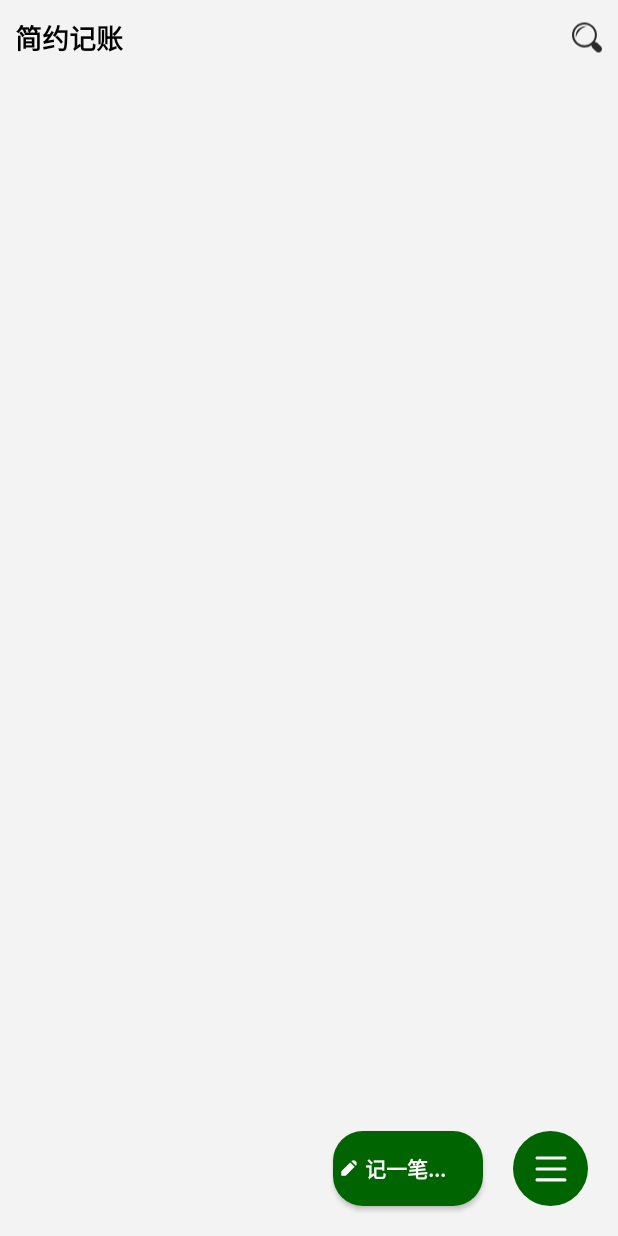
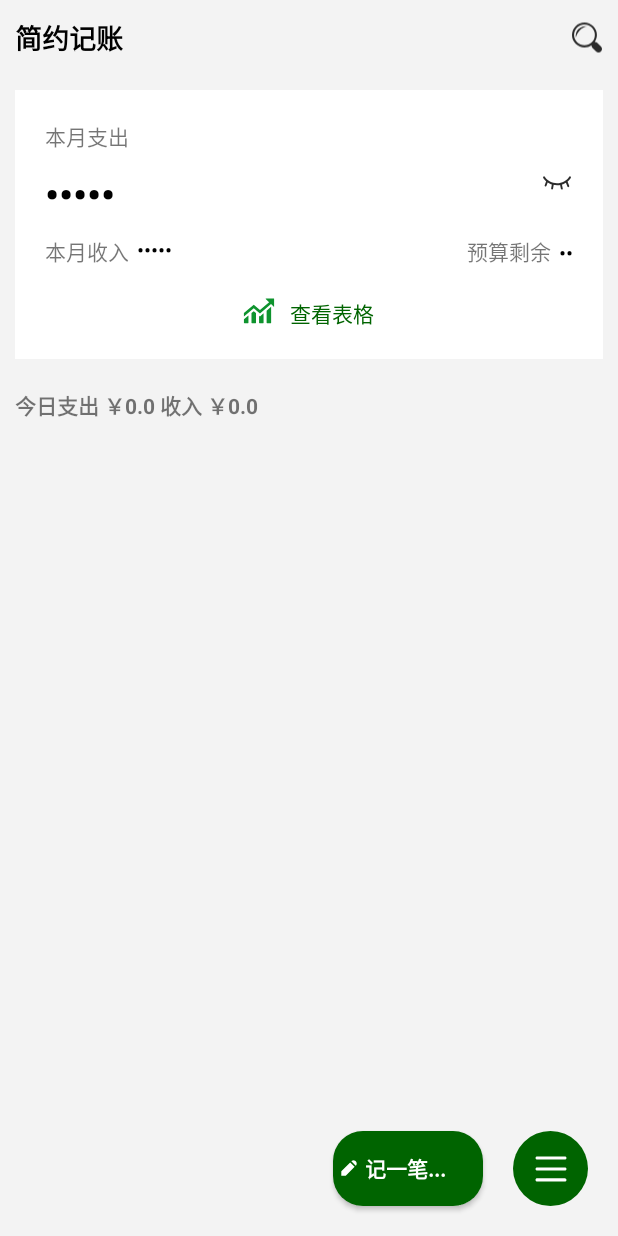
Before and after one commit to Timorcc/tally_-, an Android app: the screen it shows after launch (MainActivity), after a tap on an icon or button, on a phone screen of 412 x 824 dp. Run offline under Robolectric (Android 15) with nearby library versions, the phone set to English and light mode, and no system bars; 2 other taps on this screen came first.

Commit message:
p14 Finished

```diff
--- a/app/src/main/java/com/example/tally/MainActivity.java
+++ b/app/src/main/java/com/example/tally/MainActivity.java
@@ -4,8 +4,14 @@ import androidx.appcompat.app.AppCompatActivity;
 
 import android.content.Intent;
 import android.os.Bundle;
+import android.text.method.HideReturnsTransformationMethod;
+import android.text.method.PasswordTransformationMethod;
 import android.view.View;
+import android.widget.Button;
+import android.widget.ImageButton;
+import android.widget.ImageView;
 import android.widget.ListView;
+import android.widget.TextView;
 
 import com.example.tally.adapter.AccountAdapter;
 import com.example.tally.db.AccountBean;
@@ -16,19 +22,30 @@ import java.util.Calendar;
 import java.util.List;
 
 
-public class MainActivity extends AppCompatActivity {
+public class MainActivity extends AppCompatActivity implements View.OnClickListener {
 
     ListView todayLv;//展示进入收支情况的listview
     List<AccountBean> mDates;
+    ImageView searchIv;
+    Button editBtn;
+    ImageButton moreBtn;
     private AccountAdapter adapter;
     int year, month, day;
+    //头布局相关空间
+    View headerView;
+    TextView topOutTv, topInTv, topbudgetTv, topConTv;
+    ImageView topShowIv;
+
 
     @Override
     protected void onCreate(Bundle savedInstanceState) {
         super.onCreate(savedInstanceState);
         setContentView(R.layout.activity_main);
         initTime();
-        todayLv = findViewById(R.id.main_lv);
+        initView();
+        //添加ListView头布局
+        AddLVHeaderView();
+
         mDates = new ArrayList<>();
         //设置适配器，加载每一行数据到列表中
         adapter = new AccountAdapter(this, mDates);
@@ -36,6 +53,38 @@ public class MainActivity extends AppCompatActivity {
 
     }
 
+    //初始化自带的view的方法
+    private void initView() {
+        todayLv = findViewById(R.id.main_lv);
+        editBtn = findViewById(R.id.main_btn_edit);
+        moreBtn = findViewById(R.id.main_btn_more);
+        searchIv = findViewById(R.id.main_iv_search);
+
+        editBtn.setOnClickListener(this);
+        moreBtn.setOnClickListener(this);
+        searchIv.setOnClickListener(this);
+    }
+
+
+    //给listview添加头布局
+    private void AddLVHeaderView() {
+        //将布局转化为view对象
+        headerView = getLayoutInflater().inflate(R.layout.item_mainlv_top, null);
+        todayLv.addHeaderView(headerView);
+        //查找头布局可用控件
+        topOutTv = headerView.findViewById(R.id.item_mainlv_top_tv_out);
+        topInTv = headerView.findViewById(R.id.item_mainlv_top_tv_in);
+        topbudgetTv = headerView.findViewById(R.id.item_mainlv_top_tv_budget);
+        topConTv = headerView.findViewById(R.id.item_mainlv_top_tv_day);
+        topShowIv = headerView.findViewById(R.id.item_mainlv_iv_hide);
+
+        topbudgetTv.setOnClickListener(this);
+        headerView.setOnClickListener(this);
+        topShowIv.setOnClickListener(this);
+
+    }
+
+    //获取今日的具体时间
     private void initTime() {
         Calendar calendar = Calendar.getInstance();
         year = calendar.get(Calendar.YEAR);
@@ -44,12 +93,28 @@ public class MainActivity extends AppCompatActivity {
 
     }
 
-    //
-//   当Activity获取焦点时
+    //当Activity获取焦点时
     @Override
     protected void onResume() {
         super.onResume();
         loadDBDate();
+        setTopTvShow();
+    }
+
+    //设置头布局当中文本内容的显示
+    private void setTopTvShow() {
+        //获取今日支出和收入总金额，显示在view当中
+        float incomeOneDay = DBManager.getSumMoneyOneDay(year, month, day, 1);
+        float outcomeOneDay = DBManager.getSumMoneyOneDay(year, month, day, 0);
+        String infoOneDay = "今日支出 ￥" + outcomeOneDay + " 收入 ￥" + incomeOneDay;
+        topConTv.setText(infoOneDay);
+        //获取本月收入和支出总金额
+        float incomeOneMonth = DBManager.getSumMoneyOneMonth(year, month, 1);
+        float outcomeOneMonth = DBManager.getSumMoneyOneMonth(year, month, 0);
+        topOutTv.setText("￥ " + outcomeOneMonth);
+        topInTv.setText("￥ " + incomeOneMonth);
+        //设置显示剩余预算
+
     }
 
     private void loadDBDate() {
@@ -60,18 +125,52 @@ public class MainActivity extends AppCompatActivity {
 
     }
 
-    public void onClick(View view) {
-        switch (view.getId()) {
+
+    @Override
+    public void onClick(View v) {
+        switch (v.getId()) {
             case R.id.main_iv_search:
                 break;
             case R.id.main_btn_edit:
                 Intent it1 = new Intent(this, RecordActivity.class);
                 startActivity(it1);
-
                 break;
             case R.id.main_btn_more:
+                break;
+            case R.id.item_mainlv_top_tv_budget:
+                break;
 
+            case R.id.item_mainlv_iv_hide:
+                //切换testview铭文和密文
+                toggleShow();
                 break;
+        }
+        if (v == headerView) {
+            //头布局被点击了
+        }
+    }
+
+    //点击头部眼睛时，明文加密，密文显示
+    boolean isShow = true;
+
+    private void toggleShow() {
+        //明文=》密文
+        if (isShow) {
+            PasswordTransformationMethod passwordMethod = PasswordTransformationMethod.getInstance();
+            topInTv.setTransformationMethod(passwordMethod);
+            topOutTv.setTransformationMethod(passwordMethod);
+            topbudgetTv.setTransformationMethod(passwordMethod);
+            topShowIv.setImageResource(R.mipmap.ih_hide);
+            isShow = false;//设置标志位为隐藏状态
+        }
+        //密文=》明文
+        else {
+            HideReturnsTransformationMethod hideMethod = HideReturnsTransformationMethod.getInstance();
+            topInTv.setTransformationMethod(hideMethod);
+            topOutTv.setTransformationMethod(hideMethod);
+            topbudgetTv.setTransformationMethod(hideMethod);
+            topShowIv.setImageResource(R.mipmap.ih_show);
+            isShow = true;//设置标志位为隐藏状态
         }
     }
 }
--- a/app/src/main/java/com/example/tally/db/DBManager.java
+++ b/app/src/main/java/com/example/tally/db/DBManager.java
@@ -84,7 +84,7 @@ public class DBManager {
             int id = cursor.getInt(cursor.getColumnIndex("id"));
             String typename = cursor.getString(cursor.getColumnIndex("typename"));
             String beizhu = cursor.getString(cursor.getColumnIndex("beizhu"));
-            String  time = cursor.getString(cursor.getColumnIndex("time"));
+            String time = cursor.getString(cursor.getColumnIndex("time"));
             int sImageId = cursor.getInt(cursor.getColumnIndex("sImageId"));
             int kind = cursor.getInt(cursor.getColumnIndex("kind"));
             float money = cursor.getInt(cursor.getColumnIndex("money"));
@@ -97,5 +97,46 @@ public class DBManager {
         return list;
     }
 
+    //获取某一天的支出或者收入的总金额 kind  支出0 收入1
+    public static float getSumMoneyOneDay(int year, int month, int day, int kind) {
+        float total = 0.0f;
+        String sql = "select sum(money) from accounttb where year = ? and month = ? and day = ? and kind =?";
+        Cursor cursor = db.rawQuery(sql, new String[]{year + "", month + "", day + "", kind + ""});
+        //遍历
+        if (cursor.moveToFirst()) {
+            float money = cursor.getFloat(cursor.getColumnIndex("sum(money)"));
+            total = money;
+        }
+        return total;
+    }
+
+
+    //获取某一月的支出或者收入的总金额 kind  支出0 收入1
+    public static float getSumMoneyOneMonth(int year, int month, int kind) {
+        float total = 0.0f;
+        String sql = "select sum(money) from accounttb where year = ? and month = ?  and kind =?";
+        Cursor cursor = db.rawQuery(sql, new String[]{year + "", month + "", kind + ""});
+        //遍历
+        if (cursor.moveToFirst()) {
+            float money = cursor.getFloat(cursor.getColumnIndex("sum(money)"));
+            total = money;
+        }
+        return total;
+    }
+
+
+    //获取某一年的支出或者收入的总金额 kind  支出0 收入1
+    public static float getSumMoneyOneYear(int year, int kind) {
+        float total = 0.0f;
+        String sql = "select sum(money) from accounttb where year = ?   and kind =?";
+        Cursor cursor = db.rawQuery(sql, new String[]{year + "", kind + ""});
+        //遍历
+        if (cursor.moveToFirst()) {
+            float money = cursor.getFloat(cursor.getColumnIndex("sum(money)"));
+            total = money;
+        }
+        return total;
+    }
+
 
 }
--- a/app/src/main/res/layout/activity_main.xml
+++ b/app/src/main/res/layout/activity_main.xml
@@ -28,7 +28,6 @@
             android:layout_width="wrap_content"
             android:layout_height="match_parent"
             android:layout_alignParentEnd="true"
-            android:onClick="onClick"
             android:padding="10dp"
             android:src="@mipmap/search" />
     </RelativeLayout>
@@ -51,7 +50,6 @@
         android:layout_alignParentEnd="true"
         android:layout_alignParentBottom="true"
         android:layout_margin="20dp"
-        android:onClick="onClick"
         android:background="@drawable/main_morebtn_bg"
         android:src="@mipmap/more" />
 
@@ -64,7 +62,6 @@
         android:background="@drawable/main_recordbtn_bg"
         android:drawableStart="@mipmap/edit"
         android:gravity="center_vertical"
-        android:onClick="onClick"
         android:text="@string/edit_one"
         android:textColor="@color/white"
         android:textStyle="bold" />
```
